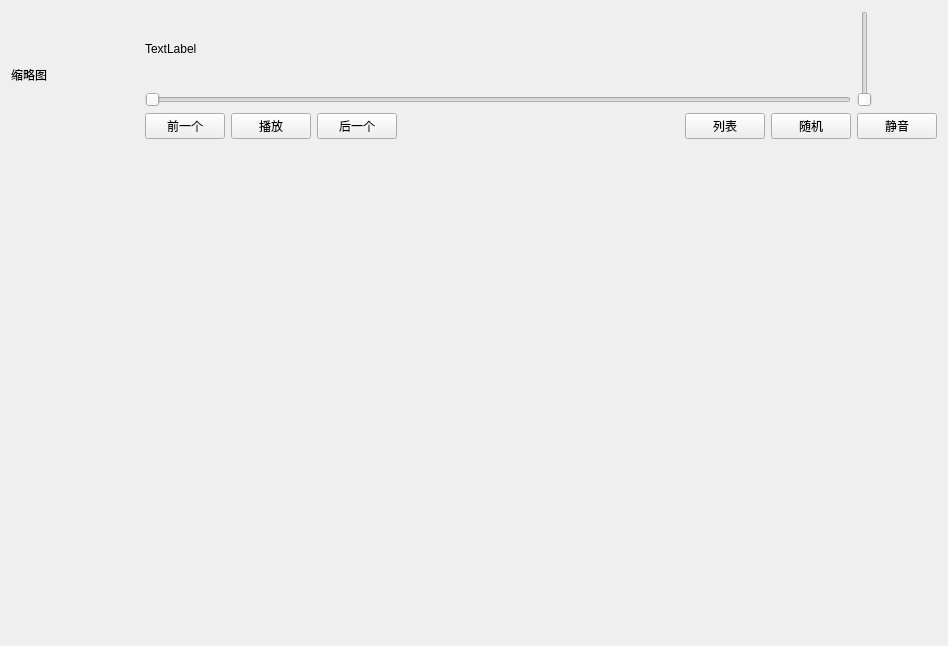
This is VideoWallpaper/playcontrolpanel.ui in sotex/VideoWallpaper as Qt 5 draws it before an edit. The edited form follows.
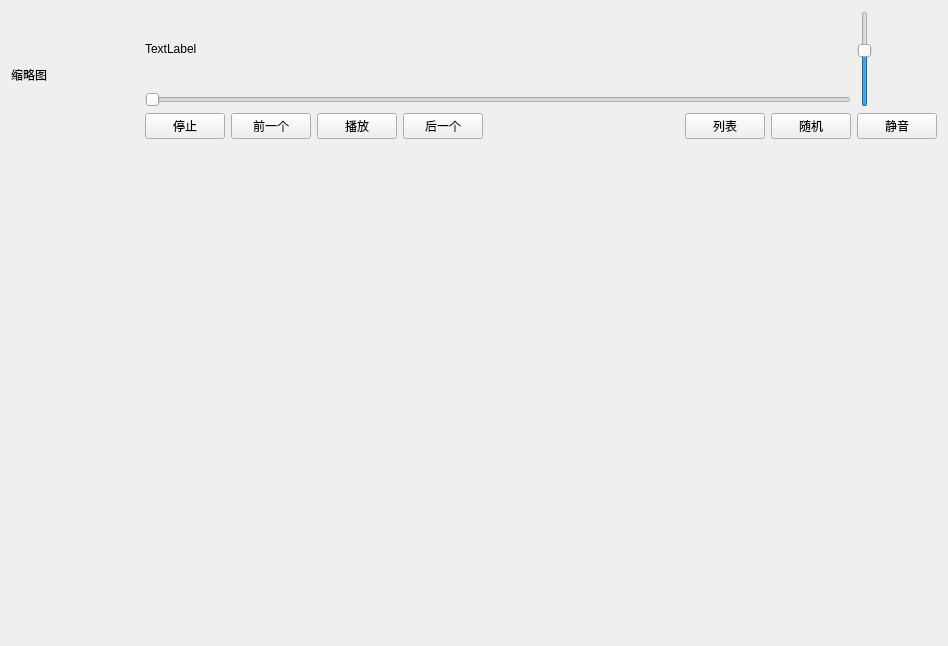
This is the edited form. Icons and pictures are not drawn.

Diff of the .ui file:
```diff
--- a/VideoWallpaper/playcontrolpanel.ui
+++ b/VideoWallpaper/playcontrolpanel.ui
@@ -13,7 +13,11 @@
   <property name="windowTitle">
    <string>Form</string>
   </property>
-  <layout class="QVBoxLayout" name="verticalLayout_3" stretch="0,1">
+  <property name="windowIcon">
+   <iconset resource="res.qrc">
+    <normaloff>:/icon/VideoWallpaper.ico</normaloff>:/icon/VideoWallpaper.ico</iconset>
+  </property>
+  <layout class="QVBoxLayout" name="_vLayoutTop" stretch="0,1">
    <item>
     <layout class="QHBoxLayout" name="_hLayoutPlayControl">
      <item>
@@ -53,6 +57,13 @@
        </item>
        <item>
         <layout class="QHBoxLayout" name="_hLayoutControlButton">
+         <item>
+          <widget class="QPushButton" name="_btnStop">
+           <property name="text">
+            <string>停止</string>
+           </property>
+          </widget>
+         </item>
          <item>
           <widget class="QPushButton" name="_btnPrve">
            <property name="text">
@@ -109,6 +120,12 @@
       <layout class="QVBoxLayout" name="_vLayoutVolume">
        <item>
         <widget class="QSlider" name="_vSliderVolume">
+         <property name="maximum">
+          <number>100</number>
+         </property>
+         <property name="sliderPosition">
+          <number>60</number>
+         </property>
          <property name="orientation">
           <enum>Qt::Vertical</enum>
          </property>
```
Left out of the diff: 30 changed lines with no effect on the pictures.
